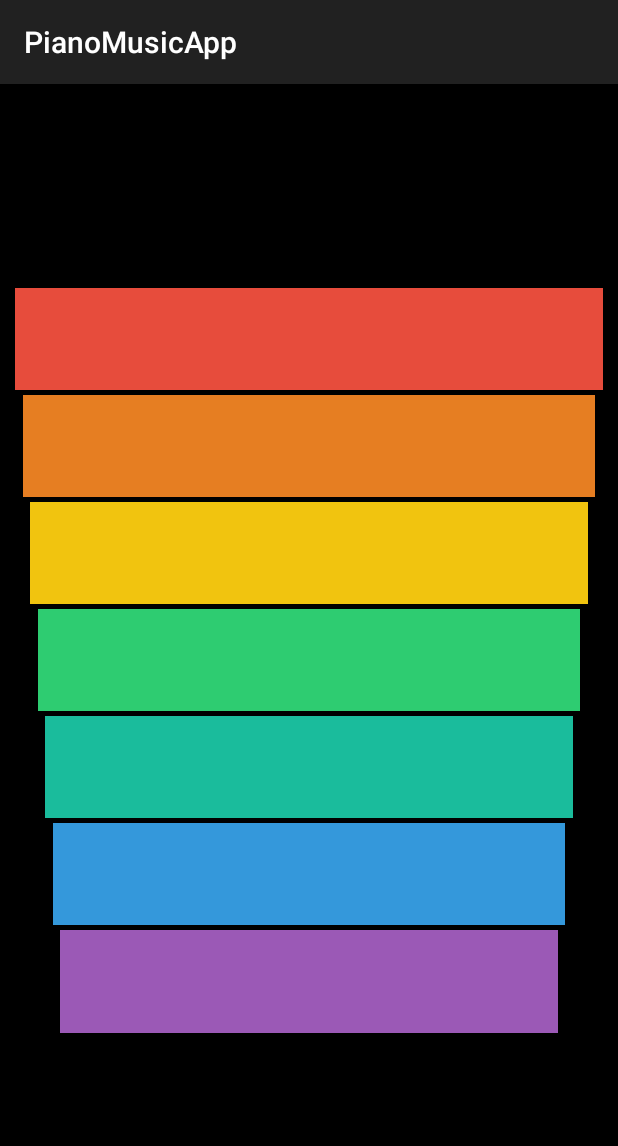
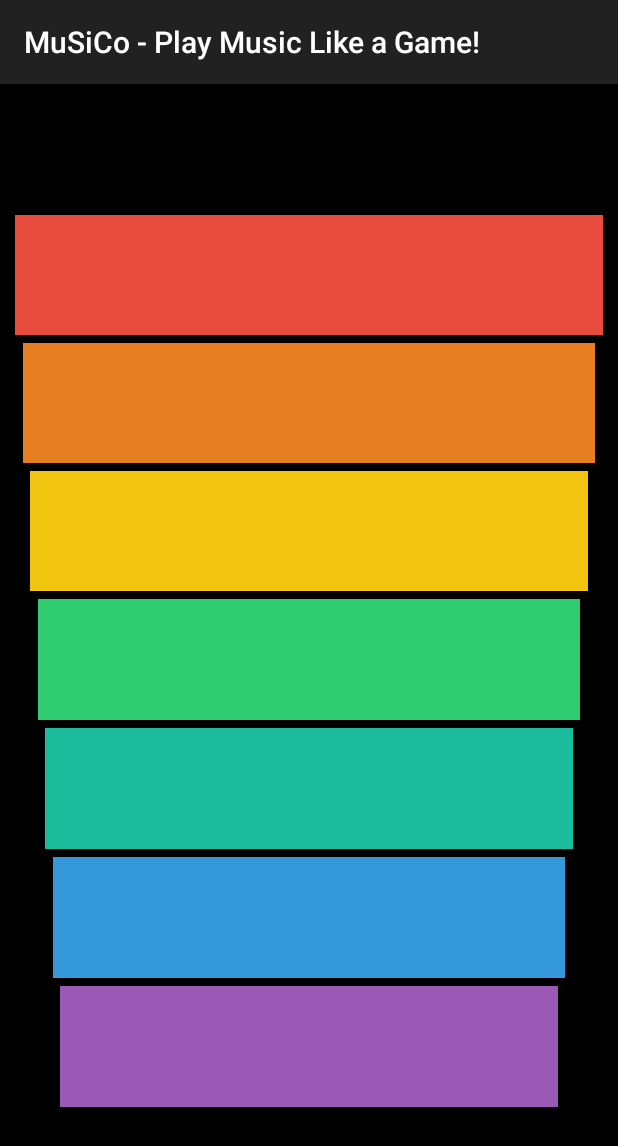
Before and after one commit to ManishaKhatri-class/PianoMusicApp, an Android app: the screen it shows after launch (MainActivity), on a phone screen of 412 x 824 dp. Shown: the top 1146 px of the screen. Run offline under Robolectric (Android 15) with nearby library versions, the phone set to English and light mode, and no system bars.

Commit message:
Added Icon

```diff
--- a/app/src/main/AndroidManifest.xml
+++ b/app/src/main/AndroidManifest.xml
@@ -5,8 +5,8 @@
     <application
         android:allowBackup="true"
         android:icon="@mipmap/ic_music"
-        android:label="@string/app_name"
-        android:roundIcon="@mipmap/ic_launcher_round"
+        android:label="MuSiCo"
+        android:roundIcon="@mipmap/ic_music_round"
         android:supportsRtl="true"
         android:theme="@style/AppTheme">
         <activity android:name=".MainActivity">
--- a/app/src/main/java/com/javaishlogs/pianomusicapp/MainActivity.java
+++ b/app/src/main/java/com/javaishlogs/pianomusicapp/MainActivity.java
@@ -17,11 +17,9 @@ public class MainActivity extends AppCompatActivity {
     private Button btn2;
     private Button btn3;
     private Button btn4;
-    private Button btn5;
     private Button btn6;
     private Button btn7;
     // Helpful Constants
-    private final int NR_OF_SIMULTANEOUS_SOUNDS = 7;
     private final float LEFT_VOLUME = 1.0f;
     private final float RIGHT_VOLUME = 1.0f;
     private final int NO_LOOP = 0;
@@ -46,10 +44,11 @@ public class MainActivity extends AppCompatActivity {
         btn2 = (Button) findViewById(R.id.btn2);
         btn3 = (Button) findViewById(R.id.btn3);
         btn4 = (Button) findViewById(R.id.btn4);
-        btn5 = (Button) findViewById(R.id.btn5);
+        Button btn5 = (Button) findViewById(R.id.btn5);
         btn6 = (Button) findViewById(R.id.btn6);
         btn7 = (Button) findViewById(R.id.btn7);
-
+         //ToDo: Action bar
+        getSupportActionBar().setTitle("MuSiCo - Play Music Like a Game!");
         // TODO: Create a new SoundPool
         final SoundPool mSound = new SoundPool(7, AudioManager.STREAM_MUSIC, 0);
 
--- a/app/src/main/res/layout/activity_main.xml
+++ b/app/src/main/res/layout/activity_main.xml
@@ -12,9 +12,11 @@
 
 <LinearLayout
     android:layout_width="match_parent"
-    android:layout_height="500dp"
+    android:layout_height="600dp"
+    android:gravity="center"
     android:orientation="vertical"
     >
+
     <Button
         style="@style/KeyStyle"
         android:id="@+id/btn1"
--- a/app/src/main/res/values/styles.xml
+++ b/app/src/main/res/values/styles.xml
@@ -9,8 +9,8 @@
 
     <style name="KeyStyle">
         <item name="android:layout_weight">1</item>
-        <item name="android:layout_marginTop">2dp</item>
-        <item name="android:layout_marginBottom">1dp</item>
+        <item name="android:layout_marginTop">3dp</item>
+        <item name="android:layout_marginBottom">2dp</item>
     </style>
 
 </resources>
```
Also changed, not shown: app/src/main/res/mipmap-hdpi/ic_music.png, app/src/main/res/mipmap-mdpi/ic_music.png, app/src/main/res/mipmap-xhdpi/ic_music.png, app/src/main/res/mipmap-xxhdpi/ic_music.png, app/src/main/res/mipmap-xxxhdpi/ic_music.png.
